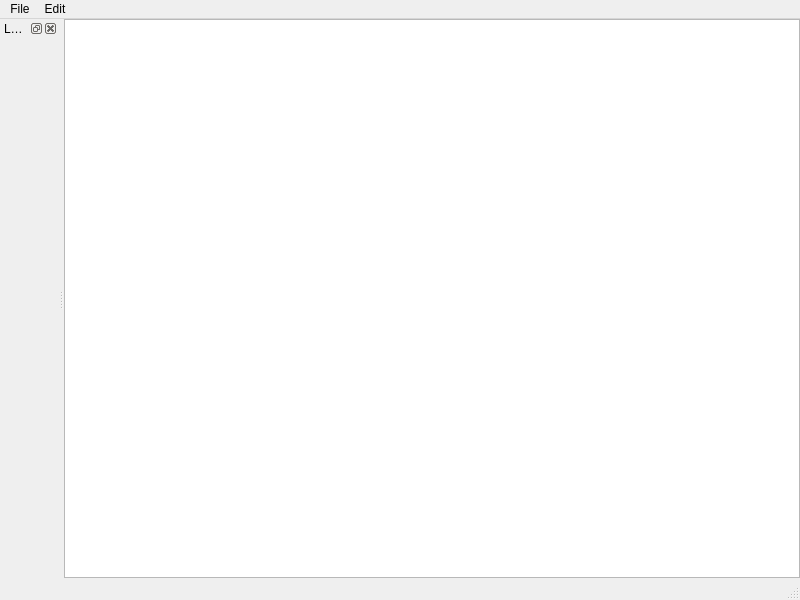
The window that Sources/Lessons/LessonsEditorMainWindow.ui (FromtonRouge/KaladriusTrainer) describes before a commit, drawn with Qt 5.
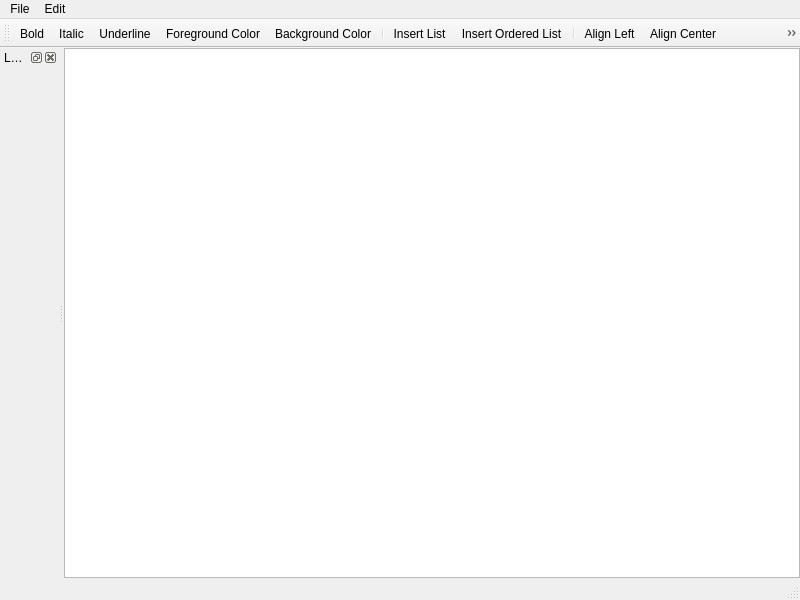
The same window after the commit. Icons and pictures are not drawn. Custom widgets are drawn as their Qt base class.

Commit message: Basic text editor added

```diff
--- a/Sources/Lessons/LessonsEditorMainWindow.ui
+++ b/Sources/Lessons/LessonsEditorMainWindow.ui
@@ -82,6 +82,167 @@
     </layout>
    </widget>
   </widget>
+  <widget class="QToolBar" name="toolBarFormat">
+   <property name="windowTitle">
+    <string>toolBar</string>
+   </property>
+   <property name="iconSize">
+    <size>
+     <width>16</width>
+     <height>16</height>
+    </size>
+   </property>
+   <attribute name="toolBarArea">
+    <enum>TopToolBarArea</enum>
+   </attribute>
+   <attribute name="toolBarBreak">
+    <bool>false</bool>
+   </attribute>
+   <addaction name="actionBold"/>
+   <addaction name="actionItalic"/>
+   <addaction name="actionUnderline"/>
+   <addaction name="actionForeground_Color"/>
+   <addaction name="actionBackground_Color"/>
+   <addaction name="separator"/>
+   <addaction name="actionInsert_List"/>
+   <addaction name="actionInsert_Ordered_List"/>
+   <addaction name="separator"/>
+   <addaction name="actionAlign_Left"/>
+   <addaction name="actionAlign_Center"/>
+   <addaction name="actionAlign_Right"/>
+   <addaction name="actionAlign_Justify"/>
+   <addaction name="separator"/>
+   <addaction name="actionInsert_Table"/>
+  </widget>
+  <action name="actionInsert_Table">
+   <property name="icon">
+    <iconset resource="../../Resources/ProgrammerStenoTutor.qrc">
+     <normaloff>:/Icons/table.png</normaloff>:/Icons/table.png</iconset>
+   </property>
+   <property name="text">
+    <string>Insert Table</string>
+   </property>
+  </action>
+  <action name="actionInsert_List">
+   <property name="icon">
+    <iconset resource="../../Resources/ProgrammerStenoTutor.qrc">
+     <normaloff>:/Icons/edit-list.png</normaloff>:/Icons/edit-list.png</iconset>
+   </property>
+   <property name="text">
+    <string>Insert List</string>
+   </property>
+  </action>
+  <action name="actionInsert_Ordered_List">
+   <property name="icon">
+    <iconset resource="../../Resources/ProgrammerStenoTutor.qrc">
+     <normaloff>:/Icons/edit-list-order.png</normaloff>:/Icons/edit-list-order.png</iconset>
+   </property>
+   <property name="text">
+    <string>Insert Ordered List</string>
+   </property>
+  </action>
+  <action name="actionBold">
+   <property name="checkable">
+    <bool>true</bool>
+   </property>
+   <property name="icon">
+    <iconset resource="../../Resources/ProgrammerStenoTutor.qrc">
+     <normaloff>:/Icons/edit-bold.png</normaloff>:/Icons/edit-bold.png</iconset>
+   </property>
+   <property name="text">
+    <string>Bold</string>
+   </property>
+  </action>
+  <action name="actionItalic">
+   <property name="checkable">
+    <bool>true</bool>
+   </property>
+   <property name="icon">
+    <iconset resource="../../Resources/ProgrammerStenoTutor.qrc">
+     <normaloff>:/Icons/edit-italic.png</normaloff>:/Icons/edit-italic.png</iconset>
+   </property>
+   <property name="text">
+    <string>Italic</string>
+   </property>
+  </action>
+  <action name="actionUnderline">
+   <property name="checkable">
+    <bool>true</bool>
+   </property>
+   <property name="icon">
+    <iconset resource="../../Resources/ProgrammerStenoTutor.qrc">
+     <normaloff>:/Icons/edit-underline.png</normaloff>:/Icons/edit-underline.png</iconset>
+   </property>
+   <property name="text">
+    <string>Underline</string>
+   </property>
+  </action>
+  <action name="actionAlign_Left">
+   <property name="checkable">
+    <bool>true</bool>
+   </property>
+   <property name="icon">
+    <iconset resource="../../Resources/ProgrammerStenoTutor.qrc">
+     <normaloff>:/Icons/edit-alignment.png</normaloff>:/Icons/edit-alignment.png</iconset>
+   </property>
+   <property name="text">
+    <string>Align Left</string>
+   </property>
+  </action>
+  <action name="actionAlign_Center">
+   <property name="checkable">
+    <bool>true</bool>
+   </property>
+   <property name="icon">
+    <iconset resource="../../Resources/ProgrammerStenoTutor.qrc">
+     <normaloff>:/Icons/edit-alignment-center.png</normaloff>:/Icons/edit-alignment-center.png</iconset>
+   </property>
+   <property name="text">
+    <string>Align Center</string>
+   </property>
+  </action>
+  <action name="actionAlign_Right">
+   <property name="checkable">
+    <bool>true</bool>
+   </property>
+   <property name="icon">
+    <iconset resource="../../Resources/ProgrammerStenoTutor.qrc">
+     <normaloff>:/Icons/edit-alignment-right.png</normaloff>:/Icons/edit-alignment-right.png</iconset>
+   </property>
+   <property name="text">
+    <string>Align Right</string>
+   </property>
+  </action>
+  <action name="actionAlign_Justify">
+   <property name="checkable">
+    <bool>true</bool>
+   </property>
+   <property name="icon">
+    <iconset resource="../../Resources/ProgrammerStenoTutor.qrc">
+     <normaloff>:/Icons/edit-alignment-justify.png</normaloff>:/Icons/edit-alignment-justify.png</iconset>
+   </property>
+   <property name="text">
+    <string>Align Justify</string>
+   </property>
+  </action>
+  <action name="actionForeground_Color">
+   <property name="icon">
+    <iconset resource="../../Resources/ProgrammerStenoTutor.qrc">
+     <normaloff>:/Icons/edit-color.png</normaloff>:/Icons/edit-color.png</iconset>
+   </property>
+   <property name="text">
+    <string>Foreground Color</string>
+   </property>
+  </action>
+  <action name="actionBackground_Color">
+   <property name="icon">
+    <iconset resource="../../Resources/ProgrammerStenoTutor.qrc">
+     <normaloff>:/Icons/color.png</normaloff>:/Icons/color.png</iconset>
+   </property>
+   <property name="text">
+    <string>Background Color</string>
+   </property>
+  </action>
  </widget>
  <customwidgets>
   <customwidget>
```
Left out of the diff: 4 changed lines with no effect on the pictures. The commit also changes 14 other files.
